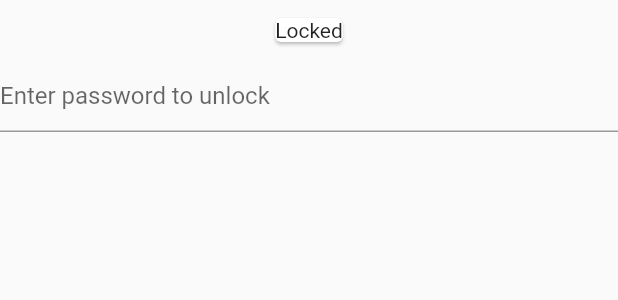
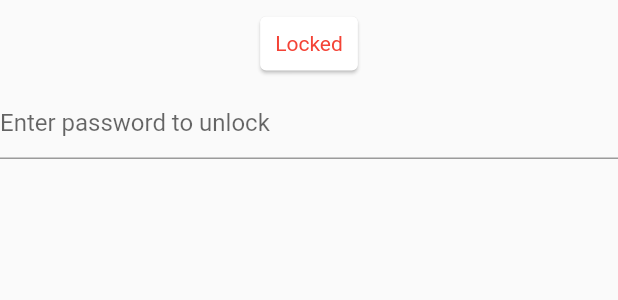
Before and after one commit to ActuallyHappening/SchoolBoxStyling, a Flutter app: the URLInputFieldWithPassword widget shown alone on an empty page, opened directly with empty values, on a phone screen of 412 x 824 dp. Shown: the top 300 px of the screen. Run offline on Flutter 3.47's test engine with Material 2 defaults, Android fonts, the phone set to English and light mode, and no system bars; our stand-ins replace firebase_core, flutter_colorpicker; missing offline and left inert: dart:js; accounts and stored records are empty; network calls fail.

Commit message:
add: Locked card looks better :)

```diff
--- a/schoolbox_styling/lib/value_choosers/urlchooser_route.dart
+++ b/schoolbox_styling/lib/value_choosers/urlchooser_route.dart
@@ -335,8 +335,14 @@ class _URLInputFieldWithPasswordState extends State<URLInputFieldWithPassword> {
         Padding(
             padding: const EdgeInsets.all(7),
           child: Card(
-            margin: const EdgeInsets.all(5),
-            child: Text(isLocked ? "Locked" : "Unlocked!"),
+            // color: Theme.of(context).primaryColor.withAlpha(0x20),
+            child: Padding(
+              padding: const EdgeInsets.all(10),
+              child: Text(
+                isLocked ? "Locked" : "Unlocked!",
+                style: TextStyle(color: isLocked ? Colors.red : Colors.green),
+              ),
+            ),
           ),
         ),
         TextField(
```
